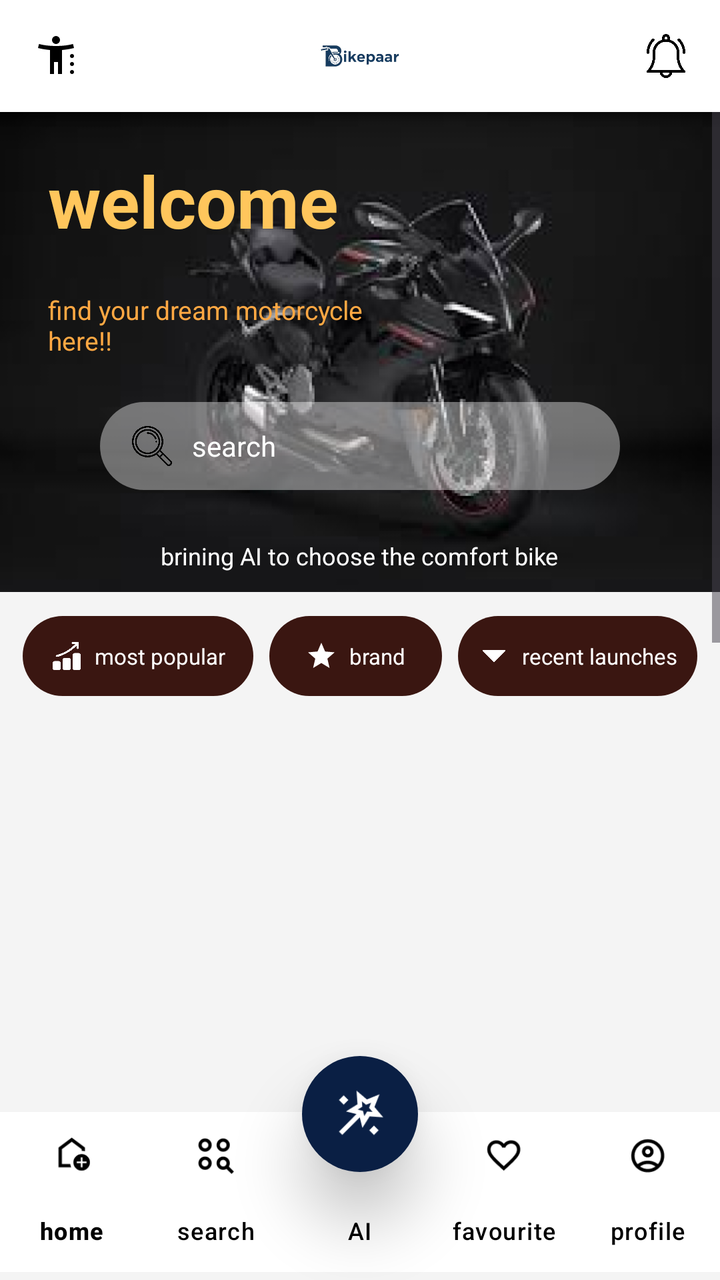
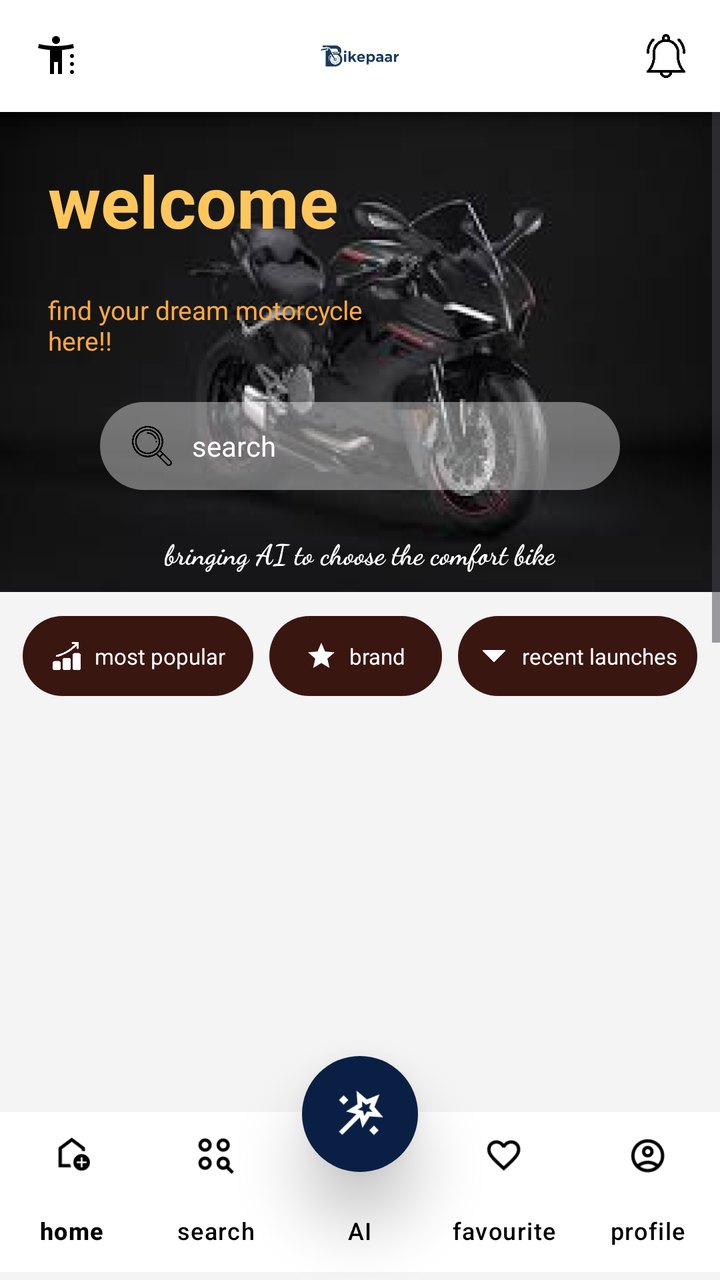

The first picture is an Android layout as it rendered before a commit; the second is the same layout after the commit. The layout source and the unified diff follow.
<!-- AndroidManifest.xml: application theme Theme.BikePaar -->
<!-- res/layout/activity_home.xml -->
<?xml version="1.0" encoding="utf-8"?>
<androidx.coordinatorlayout.widget.CoordinatorLayout
    xmlns:android="http://schemas.android.com/apk/res/android"
    xmlns:app="http://schemas.android.com/apk/res-auto"
    android:id="@+id/home_root"
    android:layout_width="match_parent"
    android:layout_height="match_parent"
    android:background="#F4F4F4"
    android:fitsSystemWindows="true"
    android:paddingBottom="0dp">

    
    <RelativeLayout
        android:id="@+id/topBar"
        android:layout_width="match_parent"
        android:layout_height="56dp"
        android:background="@android:color/white">

        <ImageView
            android:id="@+id/ivMenu"
            android:layout_width="24dp"
            android:layout_height="24dp"
            android:layout_marginStart="16dp"
            android:layout_centerVertical="true"
            android:src="@drawable/ic_menu" />

        <ImageView
            android:id="@+id/ivLogo"
            android:layout_width="520dp"
            android:layout_height="324dp"
            android:layout_centerInParent="true"
            android:src="@drawable/bikepaar_logo" />

        <ImageView
            android:id="@+id/ivBell"
            android:layout_width="22dp"
            android:layout_height="22dp"
            android:layout_marginEnd="16dp"
            android:layout_centerVertical="true"
            android:layout_alignParentEnd="true"
            android:src="@drawable/ic_notifications" />
    </RelativeLayout>

    
    <ScrollView
        android:layout_width="match_parent"
        android:layout_height="match_parent"
        android:layout_marginTop="56dp"
        android:layout_marginBottom="110dp"
        android:fillViewport="true">

        <LinearLayout
            android:layout_width="match_parent"
            android:layout_height="wrap_content"
            android:orientation="vertical">

            
            <FrameLayout
                android:layout_width="match_parent"
                android:layout_height="240dp">

                <ImageView
                    android:id="@+id/headerImage"
                    android:layout_width="match_parent"
                    android:layout_height="match_parent"
                    android:scaleType="centerCrop"
                    android:src="@drawable/home_header" />

                <TextView
                    android:id="@+id/tvWelcome"
                    android:layout_width="wrap_content"
                    android:layout_height="wrap_content"
                    android:text="welcome"
                    android:textColor="#FFC65C"
                    android:textStyle="bold"
                    android:textSize="36sp"
                    android:layout_marginStart="24dp"
                    android:layout_marginTop="20dp" />

                <TextView
                    android:id="@+id/tvSubTitle"
                    android:layout_width="wrap_content"
                    android:layout_height="wrap_content"
                    android:text="find your dream motorcycle\nhere!!"
                    android:textSize="13sp"
                    android:textColor="#FFA843"
                    android:layout_marginStart="24dp"
                    android:layout_marginTop="90dp" />

                
                <LinearLayout
                    android:id="@+id/searchPill"
                    android:layout_width="260dp"
                    android:layout_height="44dp"
                    android:layout_gravity="center_horizontal"
                    android:layout_marginTop="145dp"
                    android:orientation="horizontal"
                    android:gravity="center_vertical"
                    android:background="@drawable/search_pill_bg"
                    android:paddingStart="16dp"
                    android:paddingEnd="16dp">

                    <ImageView
                        android:layout_width="20dp"
                        android:layout_height="20dp"
                        android:src="@drawable/ic_search_white" />

                    <TextView
                        android:layout_width="wrap_content"
                        android:layout_height="wrap_content"
                        android:text="search"
                        android:textColor="#FFFFFF"
                        android:textSize="14sp"
                        android:layout_marginStart="10dp" />
                </LinearLayout>

                <TextView
                    android:id="@+id/tvTagline"
                    android:layout_width="wrap_content"
                    android:layout_height="wrap_content"
                    android:text="brining AI to choose the comfort bike"
                    android:textColor="#FFFFFF"
                    android:textSize="12sp"
                    android:layout_gravity="bottom|center_horizontal"
                    android:layout_marginBottom="10dp" />
            </FrameLayout>

            
            <LinearLayout
                android:layout_width="match_parent"
                android:layout_height="wrap_content"
                android:gravity="center"
                android:paddingTop="8dp"
                android:paddingBottom="8dp">

                
                <LinearLayout
                    android:id="@+id/btnMostPopular"
                android:layout_width="wrap_content"
                android:layout_height="40dp"
                android:background="@drawable/tab_background_selector"
                android:orientation="horizontal"
                android:gravity="center_vertical"
                android:layout_margin="4dp"
                android:paddingLeft="14dp"
                android:paddingRight="14dp">

                <ImageView
                    android:layout_width="16dp"
                    android:layout_height="16dp"
                    android:src="@drawable/ic_trending_up"
                    android:tint="#FFFFFF" />

                <TextView
                    android:layout_width="wrap_content"
                    android:layout_height="wrap_content"
                    android:text="most popular"
                    android:textColor="#FFFFFF"
                    android:textSize="11sp"
                    android:layout_marginStart="6dp" />
            </LinearLayout>

            
            <LinearLayout
                android:id="@+id/btnBrand"
            android:layout_width="wrap_content"
            android:layout_height="40dp"
            android:background="@drawable/tab_background_selector"
            android:orientation="horizontal"
            android:gravity="center_vertical"
            android:layout_margin="4dp"
            android:paddingLeft="18dp"
            android:paddingRight="18dp">

            <ImageView
                android:layout_width="16dp"
                android:layout_height="16dp"
                android:src="@drawable/ic_star1"
                android:tint="#FFFFFF"/>

            <TextView
                android:layout_width="wrap_content"
                android:layout_height="wrap_content"
                android:text="brand"
                android:textColor="#FFFFFF"
                android:textSize="11sp"
                android:layout_marginStart="6dp" />
        </LinearLayout>

        
        <LinearLayout
            android:id="@+id/btnRecentLaunches"
        android:layout_width="wrap_content"
        android:layout_height="40dp"
        android:background="@drawable/tab_background_selector"
        android:orientation="horizontal"
        android:gravity="center_vertical"
        android:layout_margin="4dp"
        android:paddingLeft="10dp"
        android:paddingRight="10dp">

        <ImageView
            android:layout_width="16dp"
            android:layout_height="16dp"
            android:src="@drawable/ic_arrow_downward"
            android:tint="#FFFFFF"/>

        <TextView
            android:layout_width="wrap_content"
            android:layout_height="wrap_content"
            android:text="recent launches"
            android:textColor="#FFFFFF"
            android:textSize="11sp"
            android:layout_marginStart="6dp" />
    </LinearLayout>
</LinearLayout>


    
            <FrameLayout
                android:layout_width="match_parent"
                android:layout_height="210dp">

                <androidx.viewpager2.widget.ViewPager2
                    android:id="@+id/viewPagerBikes"
                    android:layout_width="match_parent"
                    android:layout_height="match_parent" />

                <LinearLayout
                    android:id="@+id/dotsLayout"
                    android:layout_width="wrap_content"
                    android:layout_height="wrap_content"
                    android:orientation="horizontal"
                    android:gravity="center"
                    android:layout_gravity="bottom|center_horizontal"
                    android:layout_marginBottom="10dp">

                    <View
                        android:id="@+id/dot1"
                        android:layout_width="6dp"
                        android:layout_height="6dp"
                        android:background="@drawable/dot_active"
                        android:layout_margin="3dp" />

                    <View
                        android:id="@+id/dot2"
                        android:layout_width="6dp"
                        android:layout_height="6dp"
                        android:background="@drawable/dot_inactive"
                        android:layout_margin="3dp" />

                    <View
                        android:id="@+id/dot3"
                        android:layout_width="6dp"
                        android:layout_height="6dp"
                        android:background="@drawable/dot_inactive"
                        android:layout_margin="3dp" />
                </LinearLayout>
            </FrameLayout>

            
            <TextView
                android:layout_width="match_parent"
                android:layout_height="wrap_content"
                android:text="Discover bikes"
                android:textColor="#333333"
                android:textSize="14sp"
                android:paddingLeft="16dp"
                android:paddingTop="16dp"
                android:paddingBottom="8dp" />

            <LinearLayout
                android:id="@+id/discoverList"
                android:layout_width="match_parent"
                android:layout_height="wrap_content"
                android:orientation="vertical"
                android:paddingLeft="16dp"
                android:paddingRight="16dp"
                android:paddingBottom="24dp">

                
                <LinearLayout
                    android:id="@+id/rowDisplacement"
                    android:layout_width="match_parent"
                    android:layout_height="wrap_content"
                    android:orientation="horizontal"
                    android:background="#E0E0E0"
                    android:padding="12dp">

                    <ImageView
                        android:layout_width="24dp"
                        android:layout_height="24dp"
                        android:src="@drawable/ic_displacement"
                        android:tint="#FF6D00" />

                    <LinearLayout
                        android:layout_width="0dp"
                        android:layout_height="wrap_content"
                        android:layout_weight="1"
                        android:orientation="vertical"
                        android:layout_marginStart="12dp">

                        <TextView
                            android:layout_width="wrap_content"
                            android:layout_height="wrap_content"
                            android:text="Displacement"
                            android:textSize="14sp"
                            android:textStyle="bold"
                            android:textColor="#000000" />

                        <TextView
                            android:layout_width="wrap_content"
                            android:layout_height="wrap_content"
                            android:text="choose your desired displacement(cc)"
                            android:textSize="12sp"
                            android:textColor="#555555" />
                    </LinearLayout>
                </LinearLayout>

                <View
                    android:layout_width="match_parent"
                    android:layout_height="8dp"
                    android:background="#F4F4F4" />

                
                <LinearLayout
                    android:id="@+id/rowBudget"
                    android:layout_width="match_parent"
                    android:layout_height="wrap_content"
                    android:orientation="horizontal"
                    android:background="#E0E0E0"
                    android:padding="12dp">

                    <ImageView
                        android:layout_width="24dp"
                        android:layout_height="24dp"
                        android:src="@drawable/ic_budget"
                        android:tint="#FF6D00" />

                    <LinearLayout
                        android:layout_width="0dp"
                        android:layout_height="wrap_content"
                        android:layout_weight="1"
                        android:orientation="vertical"
                        android:layout_marginStart="12dp">

                        <TextView
                            android:layout_width="wrap_content"
                            android:layout_height="wrap_content"
                            android:text="Budget"
                            android:textSize="14sp"
                            android:textStyle="bold"
                            android:textColor="#000000" />

                        <TextView
                            android:layout_width="wrap_content"
                            android:layout_height="wrap_content"
                            android:text="view bikes in your price range"
                            android:textSize="12sp"
                            android:textColor="#555555" />
                    </LinearLayout>
                </LinearLayout>

                <View
                    android:layout_width="match_parent"
                    android:layout_height="8dp"
                    android:background="#F4F4F4" />

                
                <LinearLayout
                    android:id="@+id/rowRideStyle"
                    android:layout_width="match_parent"
                    android:layout_height="wrap_content"
                    android:orientation="horizontal"
                    android:background="#E0E0E0"
                    android:padding="12dp">

                    <ImageView
                        android:layout_width="24dp"
                        android:layout_height="24dp"
                        android:src="@drawable/ic_ridestyle"
                        android:tint="#FF6D00" />

                    <LinearLayout
                        android:layout_width="0dp"
                        android:layout_height="wrap_content"
                        android:layout_weight="1"
                        android:orientation="vertical"
                        android:layout_marginStart="12dp">

                        <TextView
                            android:layout_width="wrap_content"
                            android:layout_height="wrap_content"
                            android:text="Ride style"
                            android:textSize="14sp"
                            android:textStyle="bold"
                            android:textColor="#000000" />

                        <TextView
                            android:layout_width="wrap_content"
                            android:layout_height="wrap_content"
                            android:text="view bikes that suit your riding style"
                            android:textSize="12sp"
                            android:textColor="#555555" />
                    </LinearLayout>
                </LinearLayout>

                
                <Button
                    android:id="@+id/btnViewAllBikes"
                    android:layout_width="match_parent"
                    android:layout_height="wrap_content"
                    android:layout_marginTop="24dp"
                    android:text="View All Bikes"
                    android:textAllCaps="false"
                    android:textSize="14sp"
                    android:textColor="#FF0000"
                    android:background="@drawable/view_all_bikes_button_bg" />
            </LinearLayout>

        </LinearLayout>
    </ScrollView>

    

    

    <FrameLayout
        android:id="@+id/aiContainer"
        android:layout_width="58dp"
        android:layout_height="58dp"
        android:layout_gravity="bottom|center_horizontal"
        android:translationY="-54dp"
        android:elevation="20dp"
        android:background="@drawable/ai_button_bg">

        <ImageView
            android:id="@+id/aiButton"
            android:layout_width="28dp"
            android:layout_height="28dp"
            android:layout_gravity="center"
            android:src="@drawable/ic_ai" />
    </FrameLayout>

    <com.google.android.material.bottomnavigation.BottomNavigationView
        android:id="@+id/bottomNavigation"
        android:layout_width="match_parent"
        android:layout_height="wrap_content"
        android:layout_gravity="bottom"
        android:layout_marginBottom="4dp"
        android:background="@android:color/white"
        android:elevation="6dp"
        android:paddingTop="0dp"
        android:paddingBottom="0dp"
        app:itemIconSize="20dp"
        app:itemIconTint="@android:color/black"
        app:itemTextColor="@android:color/black"
        app:labelVisibilityMode="labeled"
        app:menu="@menu/bottom_nav_menu" />


</androidx.coordinatorlayout.widget.CoordinatorLayout>
<!-- resources referenced by this layout -->
<resources>
  <!-- drawable ai_button_bg (drawable) -->
  <?xml version="1.0" encoding="utf-8"?>
  <shape xmlns:android="http://schemas.android.com/apk/res/android"
      android:shape="oval">
      <size
          android:width="78dp"
          android:height="78dp" />
      <solid android:color="#0A1F44" /> 
  </shape>
  <!-- drawable bikepaar_logo: png bitmap (drawable, 76005 bytes) -->
  <!-- drawable dot_active (drawable) -->
  <shape xmlns:android="http://schemas.android.com/apk/res/android">
      <solid android:color="#FFFFFF"/>
      <corners android:radius="3dp"/>
  </shape>
  <!-- drawable dot_inactive (drawable) -->
  <shape xmlns:android="http://schemas.android.com/apk/res/android">
      <solid android:color="#888888"/>
      <corners android:radius="3dp"/>
  </shape>
  <!-- drawable home_header: png bitmap (drawable, 131405 bytes) -->
  <!-- drawable ic_ai: png bitmap (drawable, 1166 bytes) -->
  <!-- drawable ic_arrow_downward: png bitmap (drawable, 3655 bytes) -->
  <!-- drawable ic_budget: png bitmap (drawable, 24226 bytes) -->
  <!-- drawable ic_displacement: png bitmap (drawable, 26766 bytes) -->
  <!-- drawable ic_menu (drawable) -->
  <vector xmlns:android="http://schemas.android.com/apk/res/android" android:height="24dp" android:tint="#000000" android:viewportHeight="960" android:viewportWidth="960" android:width="24dp">
        
      <path android:fillColor="@android:color/white" android:pathData="M480,240Q447,240 423.5,216.5Q400,193 400,160Q400,127 423.5,103.5Q447,80 480,80Q513,80 536.5,103.5Q560,127 560,160Q560,193 536.5,216.5Q513,240 480,240ZM360,840L360,360Q292,354 233,344Q174,334 120,320L140,240Q215,260 299,270Q383,280 480,280Q577,280 661,270Q745,260 820,240L840,320Q786,334 727,344Q668,354 600,360L600,840L520,840L520,600L440,600L440,840L360,840ZM800,520Q783,520 771.5,508.5Q760,497 760,480Q760,463 771.5,451.5Q783,440 800,440Q817,440 828.5,451.5Q840,463 840,480Q840,497 828.5,508.5Q817,520 800,520ZM800,680Q783,680 771.5,668.5Q760,657 760,640Q760,623 771.5,611.5Q783,600 800,600Q817,600 828.5,611.5Q840,623 840,640Q840,657 828.5,668.5Q817,680 800,680ZM800,840Q783,840 771.5,828.5Q760,817 760,800Q760,783 771.5,771.5Q783,760 800,760Q817,760 828.5,771.5Q840,783 840,800Q840,817 828.5,828.5Q817,840 800,840Z"/>
      
  </vector>
  <!-- drawable ic_notifications: png bitmap (drawable, 14191 bytes) -->
  <!-- drawable ic_ridestyle: png bitmap (drawable, 19037 bytes) -->
  <!-- drawable ic_search_white: png bitmap (drawable, 20683 bytes) -->
  <!-- drawable ic_star1 (drawable) -->
  <vector xmlns:android="http://schemas.android.com/apk/res/android"
      android:width="24dp"
      android:height="24dp"
      android:viewportWidth="24"
      android:viewportHeight="24">
      <path
          android:fillColor="#FF000000"
          android:pathData="M12,17.27L18.18,21l-1.64,-7.03L22,9.24l-7.19,-0.61L12,2 9.19,8.63 2,9.24l5.46,4.73L5.82,21z" />
  </vector>
  <!-- drawable ic_trending_up: png bitmap (drawable, 9001 bytes) -->
  <!-- drawable search_pill_bg (drawable) -->
  <shape xmlns:android="http://schemas.android.com/apk/res/android">
      <solid android:color="#66FFFFFF"/>
      <corners android:radius="22dp"/>
  </shape>
  <!-- drawable tab_background_selector (drawable) -->
  <shape xmlns:android="http://schemas.android.com/apk/res/android">
      <solid android:color="#3A1611"/>
      <corners android:radius="20dp"/>
  </shape>
  <!-- drawable view_all_bikes_button_bg (drawable) -->
  <?xml version="1.0" encoding="utf-8"?>
  <shape xmlns:android="http://schemas.android.com/apk/res/android">
      <solid android:color="@android:color/transparent" />
      <stroke
          android:width="2dp"
          android:color="#FF0000" />
      <corners android:radius="4dp" />
      <padding
          android:left="8dp"
          android:top="6dp"
          android:right="8dp"
          android:bottom="6dp" />
  </shape>
  <style name="Theme.BikePaar" parent="Base.Theme.BikePaar" />
  <style name="Base.Theme.BikePaar" parent="Theme.Material3.DayNight.NoActionBar">
          
          
      </style>
</resources>

<!-- the commit's change to res/layout/activity_home.xml (unified diff, before → after) -->
@@ -118,9 +118,11 @@
                     android:id="@+id/tvTagline"
                     android:layout_width="wrap_content"
                     android:layout_height="wrap_content"
-                    android:text="brining AI to choose the comfort bike"
+                    android:text="bringing AI to choose the comfort bike"
                     android:textColor="#FFFFFF"
-                    android:textSize="12sp"
+                    android:textSize="14sp"
+                    android:fontFamily="cursive"
+                    android:textStyle="bold"
                     android:layout_gravity="bottom|center_horizontal"
                     android:layout_marginBottom="10dp" />
             </FrameLayout>
